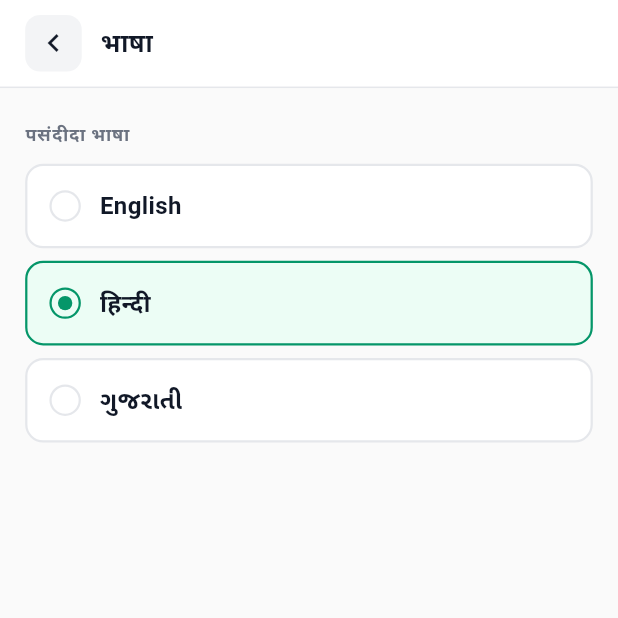
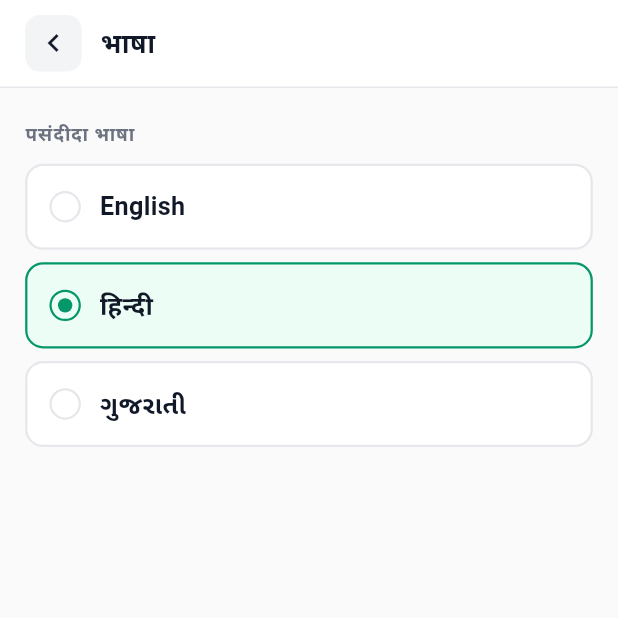
Before and after one commit to nayangadhiya69-tech-BT/Food-lens, a Flutter app: the LanguageScreen screen opened by its route, after a tap on "हिन्दी", on a phone screen of 412 x 824 dp, the top half of it. Run offline on Flutter 3.47's test engine with Material 3 defaults, Android fonts, the phone set to English and light mode, and no system bars; our stand-ins replace dio, go_router, shared_preferences; accounts and stored records are empty.

Commit message:
CREATE : App textstyle common class create using dynamic width ratio

```diff
--- a/lib/core/theme/app_theme.dart
+++ b/lib/core/theme/app_theme.dart
@@ -1,6 +1,7 @@
 import 'package:flutter/material.dart';
 import 'app_colors.dart';
 import '../utils/app_size.dart';
+import '../utils/app_text_style.dart';
 
 /// Theme derived from the HTML reference. The HTML mock renders a 270px-wide
 /// phone, so type sizes are mapped ~1.4x to a real ~390px viewport.
@@ -26,80 +27,80 @@ class AppTheme {
     );
 
     return base.copyWith(
-      appBarTheme: const AppBarTheme(
+      appBarTheme: AppBarTheme(
         backgroundColor: AppColors.surface,
         foregroundColor: AppColors.ink,
         elevation: 0,
         scrolledUnderElevation: 0,
         centerTitle: false,
-        titleTextStyle: TextStyle(
+        titleTextStyle: AppTextStyle.create(
+          fontSize: 17,
+          weight: FontWeights.bold,
           color: AppColors.ink,
-          fontSize: 17,
-          fontWeight: FontWeight.w700,
         ),
         iconTheme: IconThemeData(color: AppColors.ink),
         shape: Border(bottom: BorderSide(color: AppColors.line, width: 1)),
       ),
-      textTheme: const TextTheme(
-        headlineLarge: TextStyle(
+      textTheme: TextTheme(
+        headlineLarge: AppTextStyle.create(
+          fontSize: 30,
+          weight: FontWeights.bold,
           color: AppColors.ink,
-          fontSize: 30,
-          fontWeight: FontWeight.w700,
           height: 1.2,
         ),
-        headlineMedium: TextStyle(
+        headlineMedium: AppTextStyle.create(
+          fontSize: 24,
+          weight: FontWeights.bold,
           color: AppColors.ink,
-          fontSize: 24,
-          fontWeight: FontWeight.w700,
           height: 1.25,
         ),
-        titleLarge: TextStyle(
+        titleLarge: AppTextStyle.create(
+          fontSize: 20,
+          weight: FontWeights.bold,
           color: AppColors.ink,
-          fontSize: 20,
-          fontWeight: FontWeight.w700,
           height: 1.3,
         ),
-        titleMedium: TextStyle(
+        titleMedium: AppTextStyle.create(
+          fontSize: 17,
+          weight: FontWeights.semibold,
           color: AppColors.ink,
-          fontSize: 17,
-          fontWeight: FontWeight.w600,
           height: 1.35,
         ),
-        titleSmall: TextStyle(
+        titleSmall: AppTextStyle.create(
+          fontSize: 15,
+          weight: FontWeights.semibold,
           color: AppColors.ink,
-          fontSize: 15,
-          fontWeight: FontWeight.w600,
           height: 1.35,
         ),
-        bodyLarge: TextStyle(
+        bodyLarge: AppTextStyle.create(
+          fontSize: 16,
           color: AppColors.ink,
-          fontSize: 16,
           height: 1.45,
         ),
-        bodyMedium: TextStyle(
+        bodyMedium: AppTextStyle.create(
+          fontSize: 14,
           color: AppColors.inkSecondary,
-          fontSize: 14,
           height: 1.5,
         ),
-        bodySmall: TextStyle(
+        bodySmall: AppTextStyle.create(
+          fontSize: 12,
           color: AppColors.inkTertiary,
-          fontSize: 12,
           height: 1.45,
         ),
-        labelLarge: TextStyle(
+        labelLarge: AppTextStyle.create(
+          fontSize: 13,
+          weight: FontWeights.bold,
           color: AppColors.ink,
-          fontSize: 13,
-          fontWeight: FontWeight.w700,
         ),
-        labelMedium: TextStyle(
+        labelMedium: AppTextStyle.create(
+          fontSize: 12,
+          weight: FontWeights.semibold,
           color: AppColors.inkSecondary,
-          fontSize: 12,
-          fontWeight: FontWeight.w600,
         ),
-        labelSmall: TextStyle(
+        labelSmall: AppTextStyle.create(
+          fontSize: 11,
+          weight: FontWeights.semibold,
           color: AppColors.inkTertiary,
-          fontSize: 11,
-          fontWeight: FontWeight.w600,
         ),
       ),
       elevatedButtonTheme: ElevatedButtonThemeData(
@@ -114,7 +115,10 @@ class AppTheme {
             vertical: dynamicHeight(16),
           ),
           minimumSize: Size.fromHeight(dynamicHeight(52)),
-          textStyle: const TextStyle(fontSize: 16, fontWeight: FontWeight.w700),
+          textStyle: AppTextStyle.create(
+            fontSize: 16,
+            weight: FontWeights.bold,
+          ),
           shape: RoundedRectangleBorder(
             borderRadius: BorderRadius.circular(12),
           ),
@@ -131,7 +135,10 @@ class AppTheme {
             vertical: dynamicHeight(14),
           ),
           minimumSize: Size.fromHeight(dynamicHeight(48)),
-          textStyle: const TextStyle(fontSize: 15, fontWeight: FontWeight.w700),
+          textStyle: AppTextStyle.create(
+            fontSize: 15,
+            weight: FontWeights.bold,
+          ),
           shape: RoundedRectangleBorder(
             borderRadius: BorderRadius.circular(12),
           ),
@@ -140,7 +147,10 @@ class AppTheme {
       textButtonTheme: TextButtonThemeData(
         style: TextButton.styleFrom(
           foregroundColor: AppColors.inkSecondary,
-          textStyle: const TextStyle(fontSize: 14, fontWeight: FontWeight.w600),
+          textStyle: AppTextStyle.create(
+            fontSize: 14,
+            weight: FontWeights.semibold,
+          ),
         ),
       ),
       inputDecorationTheme: InputDecorationTheme(
@@ -188,10 +198,13 @@ class AppTheme {
         thickness: 1,
         space: 1,
       ),
-      snackBarTheme: const SnackBarThemeData(
+      snackBarTheme: SnackBarThemeData(
         behavior: SnackBarBehavior.floating,
         backgroundColor: AppColors.ink,
-        contentTextStyle: TextStyle(color: AppColors.surface, fontSize: 14),
+        contentTextStyle: AppTextStyle.create(
+          fontSize: 14,
+          color: AppColors.surface,
+        ),
         shape: RoundedRectangleBorder(
           borderRadius: BorderRadius.all(Radius.circular(12)),
         ),
--- /dev/null
+++ b/lib/core/utils/app_text_style.dart
@@ -0,0 +1,68 @@
+import 'package:flutter/material.dart';
+
+import 'app_size.dart';
+
+/// Named font weights used across the app.
+enum FontWeights { light, reg, mid, semibold, bold }
+
+/// Font-weight resolver with an explicit switch-case mapping:
+/// light → w300, reg → w400, mid → w500, semibold → w600, bold → w700.
+class FW {
+  FW._();
+
+  static FontWeight of(FontWeights weight) {
+    switch (weight) {
+      case FontWeights.light:
+        return FontWeight.w300;
+      case FontWeights.reg:
+        return FontWeight.w400;
+      case FontWeights.mid:
+        return FontWeight.w500;
+      case FontWeights.semibold:
+        return FontWeight.w600;
+      case FontWeights.bold:
+        return FontWeight.w700;
+    }
+  }
+}
+
+/// Text styles whose [fontSize] scales with the device-width ratio —
+/// the same scale as [AppSize]/[dynamicWidth] — so type grows and
+/// shrinks together with the layout on every device.
+///
+/// On the 393pt reference phone the rendered size is pixel-identical to
+/// the design; on wider screens every font scales proportionally.
+///
+/// [weight] is `null` by default so ambient inheritance (e.g. button
+/// theme weights) is preserved exactly like a plain `TextStyle`.
+class AppTextStyle {
+  AppTextStyle._();
+
+  /// Builds a width-ratio-scaled [TextStyle]. [fontSize] is the design
+  /// value; all other properties pass through unchanged (letter-spacing
+  /// also scales, being a horizontal measure).
+  static TextStyle create({
+    required double fontSize,
+    FontWeights? weight,
+    Color? color,
+    double? height,
+    double? letterSpacing,
+    TextDecoration? decoration,
+    Color? decorationColor,
+    FontStyle? fontStyle,
+    TextOverflow? overflow,
+  }) {
+    return TextStyle(
+      fontSize: dynamicWidth(fontSize),
+      fontWeight: weight == null ? null : FW.of(weight),
+      color: color,
+      height: height,
+      letterSpacing:
+          letterSpacing == null ? null : dynamicWidth(letterSpacing),
+      decoration: decoration,
+      decorationColor: decorationColor,
+      fontStyle: fontStyle,
+      overflow: overflow,
+    );
+  }
+}
--- a/lib/core/widgets/app_header.dart
+++ b/lib/core/widgets/app_header.dart
@@ -3,6 +3,7 @@ import 'package:flutter/material.dart';
 import '../../l10n/generated/app_localizations.dart';
 import '../theme/app_colors.dart';
 import '../utils/app_size.dart';
+import '../utils/app_text_style.dart';
 
 /// White header with a light back button, title and optional subtitle —
 /// matches the `.hdr` component of the HTML design.
@@ -75,9 +76,9 @@ class AppHeader extends StatelessWidget implements PreferredSizeWidget {
                           title!,
                           maxLines: 1,
                           overflow: TextOverflow.ellipsis,
-                          style: const TextStyle(
+                          style: AppTextStyle.create(
                             fontSize: 17,
-                            fontWeight: FontWeight.w700,
+                            weight: FontWeights.bold,
                             color: AppColors.ink,
                           ),
                         ),
@@ -87,7 +88,7 @@ class AppHeader extends StatelessWidget implements PreferredSizeWidget {
                           subtitle!,
                           maxLines: 1,
                           overflow: TextOverflow.ellipsis,
-                          style: const TextStyle(
+                          style: AppTextStyle.create(
                             fontSize: 13,
                             color: AppColors.inkSecondary,
                           ),
--- a/lib/core/widgets/health_flag_chips.dart
+++ b/lib/core/widgets/health_flag_chips.dart
@@ -4,6 +4,7 @@ import '../../l10n/generated/app_localizations.dart';
 import '../models/health_flag.dart';
 import '../theme/app_colors.dart';
 import '../utils/app_size.dart';
+import '../utils/app_text_style.dart';
 
 /// Toggle chips for the health-flag preference from the HTML design.
 /// Used by the profile-setup screen and the Profile tab.
@@ -71,9 +72,9 @@ class _FlagChip extends StatelessWidget {
           children: [
             Text(
               label,
-              style: TextStyle(
+              style: AppTextStyle.create(
                 fontSize: 13,
-                fontWeight: selected ? FontWeight.w700 : FontWeight.w600,
+                weight: selected ? FontWeights.bold : FontWeights.semibold,
                 color: selected
                     ? AppColors.brandDark
                     : AppColors.inkSecondary,
--- a/lib/features/authentication/view/login_screen.dart
+++ b/lib/features/authentication/view/login_screen.dart
@@ -6,6 +6,7 @@ import 'package:provider/provider.dart';
 import '../../../core/router/app_router.dart';
 import '../../../core/theme/app_colors.dart';
 import '../../../core/utils/app_size.dart';
+import '../../../core/utils/app_text_style.dart';
 import '../../../core/utils/app_utils.dart';
 import '../../../l10n/generated/app_localizations.dart';
 import '../../language/widgets/language_switcher.dart';
@@ -133,9 +134,9 @@ class _LoginScreenState extends State<LoginScreen> {
                               children: [
                                 Text(
                                   l10n.loginTitle,
-                                  style: const TextStyle(
+                                  style: AppTextStyle.create(
                                     fontSize: 24,
-                                    fontWeight: FontWeight.w700,
+                                    weight: FontWeights.bold,
                                     color: AppColors.ink,
                                     height: 1.25,
                                   ),
@@ -143,7 +144,7 @@ class _LoginScreenState extends State<LoginScreen> {
                                 SizedBox(height: dynamicHeight(8)),
                                 Text(
                                   l10n.loginSubtitle,
-                                  style: const TextStyle(
+                                  style: AppTextStyle.create(
                                     fontSize: 12,
                                     color: AppColors.inkSecondary,
                                     height: 1.55,
@@ -152,9 +153,9 @@ class _LoginScreenState extends State<LoginScreen> {
                                 SizedBox(height: dynamicHeight(26)),
                                 Text(
                                   l10n.mobileNumberLabel,
-                                  style: const TextStyle(
+                                  style: AppTextStyle.create(
                                     fontSize: 13,
-                                    fontWeight: FontWeight.w700,
+                                    weight: FontWeights.bold,
                                     color: AppColors.ink,
                                   ),
                                 ),
@@ -204,7 +205,7 @@ class _LoginScreenState extends State<LoginScreen> {
                             child: Text(
                               l10n.demoSignInNotice,
                               textAlign: TextAlign.center,
-                              style: const TextStyle(
+                              style: AppTextStyle.create(
                                 fontSize: 12,
                                 color: AppColors.brandDark,
                                 height: 1.45,
@@ -284,7 +285,7 @@ class _LoginScreenState extends State<LoginScreen> {
                           child: Text(
                             l10n.termsCaption,
                             textAlign: TextAlign.center,
-                            style: const TextStyle(
+                            style: AppTextStyle.create(
                               fontSize: 13,
                               color: AppColors.inkTertiary,
                               height: 1.5,
@@ -402,9 +403,9 @@ class _PhoneField extends StatelessWidget {
             children: [
               Text(
                 prefix,
-                style: const TextStyle(
+                style: AppTextStyle.create(
                   fontSize: 16,
-                  fontWeight: FontWeight.w700,
+                  weight: FontWeights.bold,
                   color: AppColors.inkSecondary,
                 ),
               ),
@@ -429,7 +430,7 @@ class _PhoneField extends StatelessWidget {
                       FilteringTextInputFormatter.allow(RegExp(r'[0-9]')),
                       LengthLimitingTextInputFormatter(10),
                     ],
-                    style: const TextStyle(
+                    style: AppTextStyle.create(
                       fontSize: 17,
                       color: AppColors.ink,
                       letterSpacing: 0.4,
@@ -461,7 +462,7 @@ class _PhoneField extends StatelessWidget {
             ),
             child: Text(
               errorText!,
-              style: const TextStyle(fontSize: 13, color: AppColors.danger),
+              style: AppTextStyle.create(fontSize: 13, color: AppColors.danger),
             ),
           ),
       ],
--- a/lib/features/authentication/widgets/otp_input.dart
+++ b/lib/features/authentication/widgets/otp_input.dart
@@ -3,6 +3,7 @@ import 'package:flutter/services.dart';
 
 import '../../../core/theme/app_colors.dart';
 import '../../../core/utils/app_size.dart';
+import '../../../core/utils/app_text_style.dart';
 
 /// Six-box OTP entry from the HTML design with focus traversal,
 /// backspace handling and one-time-code autofill hints.
@@ -155,9 +156,9 @@ class _OtpBox extends StatelessWidget {
         maxLength: 1,
         autofillHints: autofill ? const [AutofillHints.oneTimeCode] : null,
         inputFormatters: [FilteringTextInputFormatter.allow(RegExp(r'[0-9]'))],
-        style: const TextStyle(
+        style: AppTextStyle.create(
           fontSize: 22,
-          fontWeight: FontWeight.w700,
+          weight: FontWeights.bold,
           color: AppColors.ink,
         ),
         decoration: const InputDecoration(
--- a/lib/features/language/view/language_screen.dart
+++ b/lib/features/language/view/language_screen.dart
@@ -3,6 +3,7 @@ import 'package:provider/provider.dart';
 
 import '../../../core/theme/app_colors.dart';
 import '../../../core/utils/app_size.dart';
+import '../../../core/utils/app_text_style.dart';
 import '../../../core/widgets/app_header.dart';
 import '../../../l10n/generated/app_localizations.dart';
 import '../../language/view_model/locale_provider.dart';
@@ -35,9 +36,9 @@ class LanguageScreen extends StatelessWidget {
           children: [
             Text(
               l10n.preferredLanguageLabel.toUpperCase(),
-              style: const TextStyle(
+              style: AppTextStyle.create(
                 fontSize: 12,
-                fontWeight: FontWeight.w700,
+                weight: FontWeights.bold,
                 color: AppColors.inkSecondary,
                 letterSpacing: 0.5,
               ),
--- a/lib/features/language/widgets/language_cards.dart
+++ b/lib/features/language/widgets/language_cards.dart
@@ -3,6 +3,7 @@ import 'package:flutter/material.dart';
 import '../../../core/constants/app_locales.dart';
 import '../../../core/theme/app_colors.dart';
 import '../../../core/utils/app_size.dart';
+import '../../../core/utils/app_text_style.dart';
 import '../../../l10n/generated/app_localizations.dart';
 
 /// Radio-style language cards from the HTML design
@@ -102,9 +103,9 @@ class _LanguageCard extends StatelessWidget {
             SizedBox(width: dynamicWidth(12)),
             Text(
               label,
-              style: const TextStyle(
+              style: AppTextStyle.create(
                 fontSize: 16,
-                fontWeight: FontWeight.w700,
+                weight: FontWeights.bold,
                 color: AppColors.ink,
               ),
             ),
--- a/lib/features/language/widgets/language_switcher.dart
+++ b/lib/features/language/widgets/language_switcher.dart
@@ -4,6 +4,7 @@ import 'package:provider/provider.dart';
 import '../../../core/constants/app_locales.dart';
 import '../../../core/theme/app_colors.dart';
 import '../../../core/utils/app_size.dart';
+import '../../../core/utils/app_text_style.dart';
 import '../../../l10n/generated/app_localizations.dart';
 import '../view_model/locale_provider.dart';
 
@@ -90,9 +91,9 @@ class _LanguageChip extends StatelessWidget {
           child: AnimatedDefaultTextStyle(
             duration: _duration,
             curve: _curve,
-            style: TextStyle(
+            style: AppTextStyle.create(
               fontSize: 13,
-              fontWeight: selected ? FontWeight.w700 : FontWeight.w400,
+              weight: selected ? FontWeights.bold : FontWeights.reg,
               color: selected ? AppColors.ink : AppColors.inkSecondary,
             ),
             child: Text(label),
```
Also changed, not shown: lib/core/widgets/common_widgets.dart (+12 -8 lines), lib/features/authentication/view/otp_screen.dart (+12 -11 lines), lib/features/history/view/widgets/scan_record_tile.dart (+5 -4 lines), lib/features/home/view/home_screen.dart (+11 -10 lines), lib/features/onboarding/view/name_screen.dart (+7 -6 lines), lib/features/onboarding/view/profile_setup_screen.dart (+6 -5 lines), lib/features/onboarding/view/terms_screen.dart (+6 -5 lines), lib/features/profile/view/profile_screen.dart (+14 -13 lines), lib/features/shell/view/main_shell.dart (+22 -21 lines), lib/features/splash/view/splash_screen.dart (+4 -3 lines).
